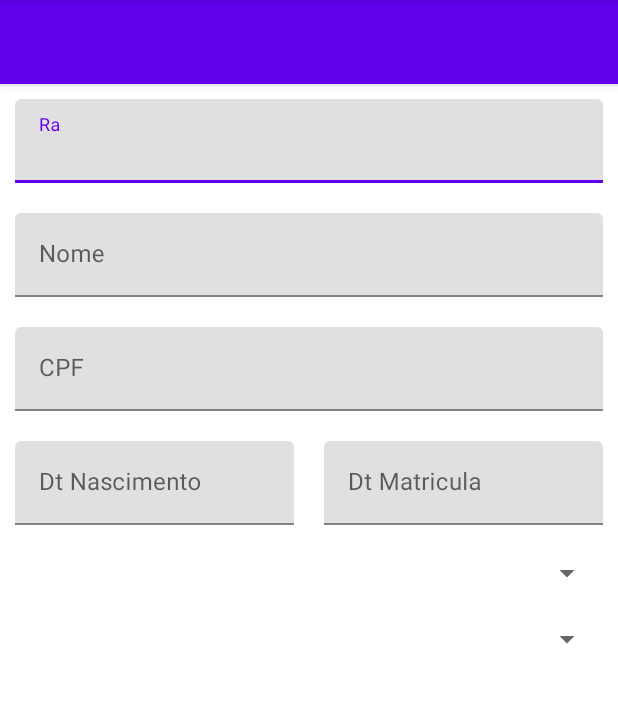
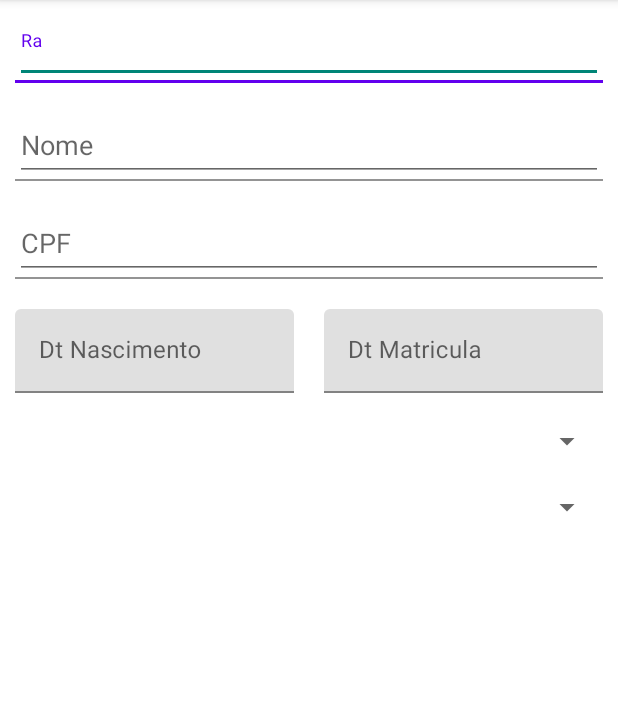
Before and after one commit to Lucas-Martins-de-Oliveira/CadastroAlunos, an Android app: the CadastroAlunoActivity screen opened directly, with no data from a screen before it, on a phone screen of 412 x 824 dp, the part 84-787 px from its top. Run offline under Robolectric (Android 15) with nearby library versions, the phone set to English and light mode, and no system bars; plain views replace MaterialSpinner.

Commit message:
tirado appbar, e deixado os edits com tema branco

```diff
--- a/app/src/main/res/layout/activity_cadastro_aluno.xml
+++ b/app/src/main/res/layout/activity_cadastro_aluno.xml
@@ -8,17 +8,17 @@
     tools:context=".CadastroAlunoActivity">
 
     <!--criação layout do appBar e ToolBar-->
-    <com.google.android.material.appbar.AppBarLayout
-        android:layout_width="match_parent"
-        android:layout_height="wrap_content">
+<!--    <com.google.android.material.appbar.AppBarLayout-->
+<!--        android:layout_width="match_parent"-->
+<!--        android:layout_height="wrap_content">-->
 
-        <androidx.appcompat.widget.Toolbar
-            android:layout_width="match_parent"
-            android:layout_height="?attr/actionBarSize"
-            android:id="@+id/toolBar"
-            android:background="?attr/colorPrimary">
-        </androidx.appcompat.widget.Toolbar>
-    </com.google.android.material.appbar.AppBarLayout>
+<!--        <androidx.appcompat.widget.Toolbar-->
+<!--            android:layout_width="match_parent"-->
+<!--            android:layout_height="?attr/actionBarSize"-->
+<!--            android:id="@+id/toolBar"-->
+<!--            android:background="?attr/colorPrimary">-->
+<!--        </androidx.appcompat.widget.Toolbar>-->
+<!--    </com.google.android.material.appbar.AppBarLayout>-->
 
     <com.google.android.material.textfield.TextInputLayout
         android:layout_width="match_parent"
@@ -28,7 +28,8 @@
         <com.google.android.material.textfield.TextInputEditText
             android:layout_width="match_parent"
             android:layout_height="wrap_content"
-            android:id="@+id/edRaAluno"/>
+            android:id="@+id/edRaAluno"
+            android:theme="@style/Theme.Design.Light"/>
     </com.google.android.material.textfield.TextInputLayout>
 
     <com.google.android.material.textfield.TextInputLayout
@@ -39,7 +40,8 @@
         <com.google.android.material.textfield.TextInputEditText
             android:layout_width="match_parent"
             android:layout_height="wrap_content"
-            android:id="@+id/edNomeAluno"/>
+            android:id="@+id/edNomeAluno"
+            android:theme="@style/Theme.Design.Light"/>
     </com.google.android.material.textfield.TextInputLayout>
 
     <com.google.android.material.textfield.TextInputLayout
@@ -50,7 +52,8 @@
         <com.google.android.material.textfield.TextInputEditText
             android:layout_width="match_parent"
             android:layout_height="wrap_content"
-            android:id="@+id/edCPFAluno"/>
+            android:id="@+id/edCPFAluno"
+            android:theme="@style/Theme.Design.Light"/>
     </com.google.android.material.textfield.TextInputLayout>
 
     <LinearLayout
--- a/gradle.properties
+++ b/gradle.properties
@@ -19,3 +19,4 @@ android.useAndroidX=true
 # resources declared in the library itself and none from the library's dependencies,
 # thereby reducing the size of the R class for that library
 android.nonTransitiveRClass=true
+android.enableJetifier=true
```
